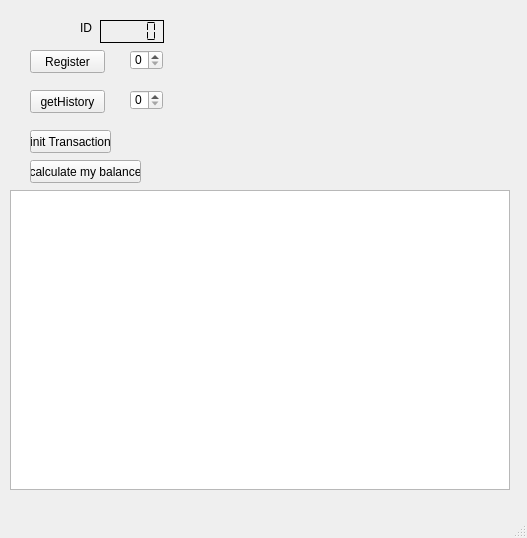
Old version of the form uis/chainNodeUI.ui in the repository JakubBurczyk/sr_blockchain.
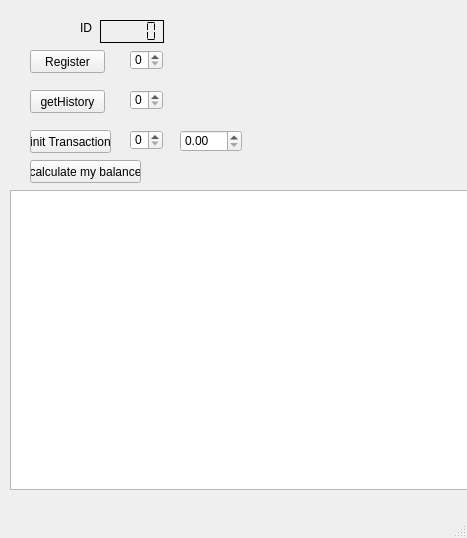
New version of the form.

Patch:
```diff
--- a/uis/chainNodeUI.ui
+++ b/uis/chainNodeUI.ui
@@ -6,7 +6,7 @@
    <rect>
     <x>0</x>
     <y>0</y>
-    <width>527</width>
+    <width>467</width>
     <height>538</height>
    </rect>
   </property>
@@ -128,6 +128,29 @@
      <string>ID</string>
     </property>
    </widget>
+   <widget class="QDoubleSpinBox" name="doubleSpinBox_amount">
+    <property name="geometry">
+     <rect>
+      <x>180</x>
+      <y>130</y>
+      <width>62</width>
+      <height>22</height>
+     </rect>
+    </property>
+    <property name="maximum">
+     <double>100.000000000000000</double>
+    </property>
+   </widget>
+   <widget class="QSpinBox" name="spinBox_recipient">
+    <property name="geometry">
+     <rect>
+      <x>130</x>
+      <y>130</y>
+      <width>33</width>
+      <height>20</height>
+     </rect>
+    </property>
+   </widget>
   </widget>
   <widget class="QMenuBar" name="menubar">
    <property name="geometry">
```
Left out of the diff: 2 changed lines with no effect on the pictures.
